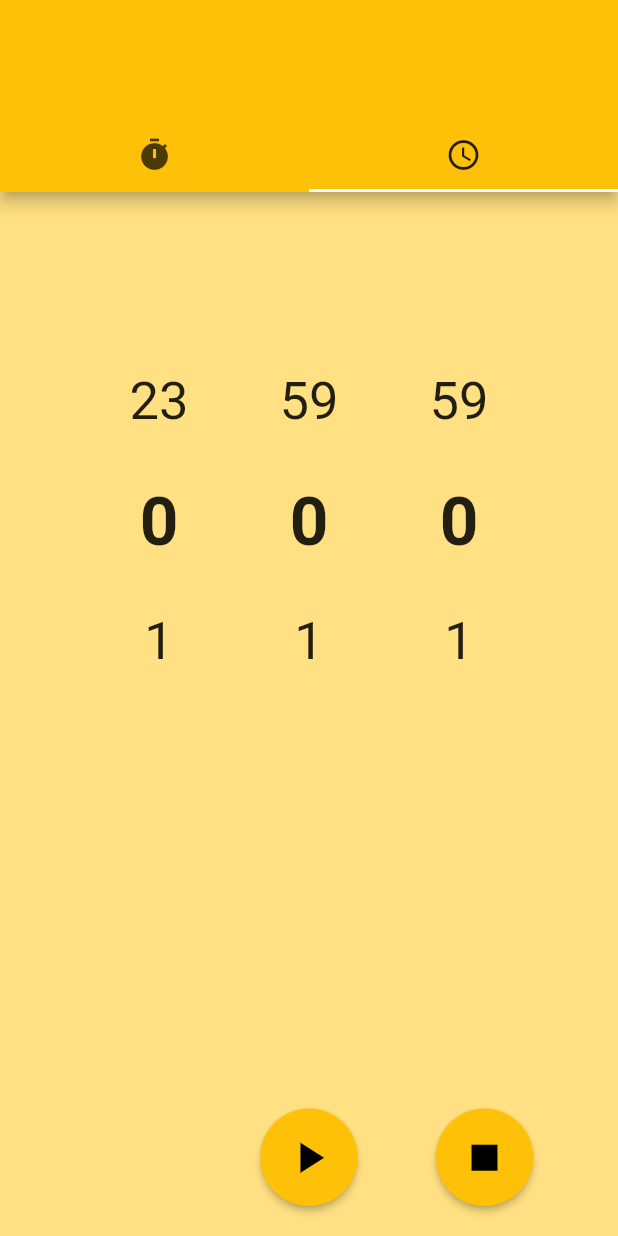
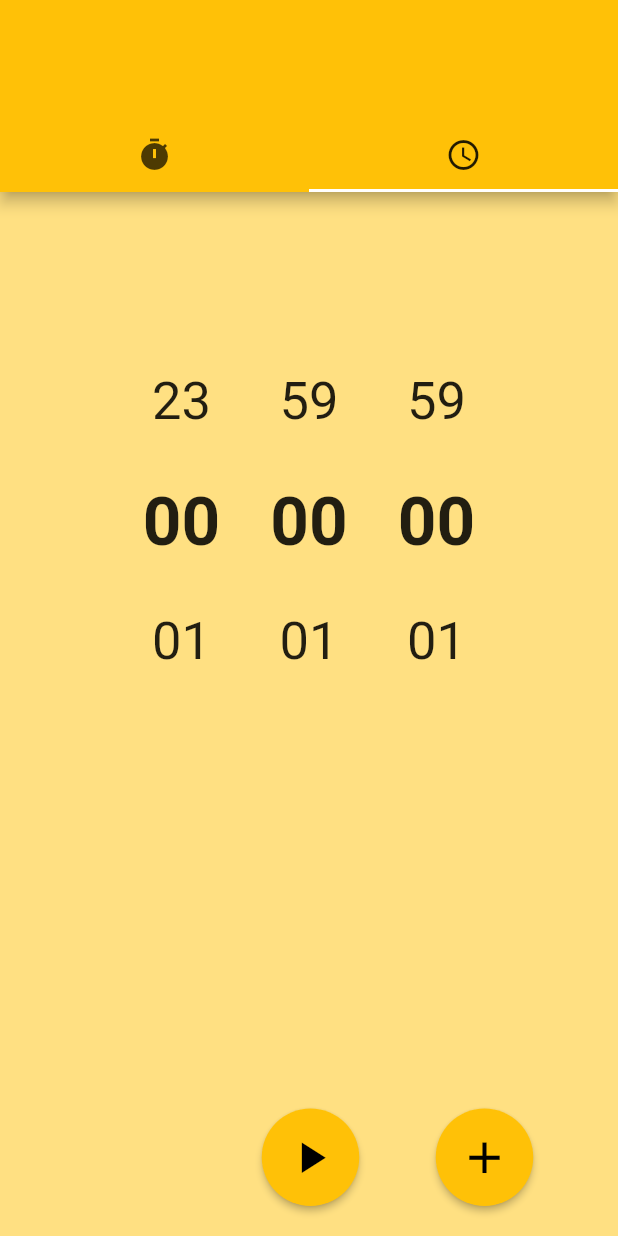
Before and after one commit to lionharrt/Stopwatch, a Flutter app: the screen it shows after launch, tab 2 chosen, on a phone screen of 412 x 824 dp. Run offline on Flutter 3.47's test engine with Material 2 defaults, Android fonts, the phone set to English and light mode, and no system bars; drawn by our look-alikes of flutter_time_picker_spinner.

Commit message:
timer tweaks and fixed

```diff
--- a/lib/timer.dart
+++ b/lib/timer.dart
@@ -6,6 +6,11 @@ import 'package:flutter/material.dart';
 import 'package:flutter_time_picker_spinner/flutter_time_picker_spinner.dart';
 
 class HourGlassTimerPage extends StatefulWidget {
+  final List<Duration> frequentTimers = [
+    Duration(minutes: 5),
+    Duration(minutes: 10),
+    Duration(minutes: 15)
+  ];
   HourGlassTimerPage({Key key}) : super(key: key);
 
   @override
@@ -23,6 +28,7 @@ class _HourGlassTimerPageState extends State<HourGlassTimerPage>
   Timer timer;
   Stopwatch nativeStopWatch;
 
+  bool showFrequentTimers = false;
   bool isStarted = false;
   bool isPaused = false;
   bool isFinished = false;
@@ -102,6 +108,33 @@ class _HourGlassTimerPageState extends State<HourGlassTimerPage>
     play();
   }
 
+  void toggleShowFrequentTimers() {
+    setState(() {
+      showFrequentTimers = !showFrequentTimers;
+    });
+  }
+
+  void setTimeFromFrequent(int minutes) {
+    setState(() {
+      dateTime = DateTime(0, 0, 0, 0, minutes);
+      originalDuration = Duration(minutes: minutes);
+    });
+    print(dateTime);
+  }
+
+  void stop() {
+    timer.cancel();
+    controller.reset();
+    nativeStopWatch = null;
+    setState(() {
+      originalDuration = Duration();
+      changingDuration = Duration();
+      isStarted = false;
+      isPaused = false;
+      isFinished = false;
+    });
+  }
+
   void _tick() {
     timer = Timer.periodic(Duration(milliseconds: 200), (Timer timer) {
       // if stopwatch is not created  ? start
@@ -109,7 +142,7 @@ class _HourGlassTimerPageState extends State<HourGlassTimerPage>
         nativeStopWatch = Stopwatch();
         nativeStopWatch.start();
       }
-      if (changingDuration.inMilliseconds < 250) {
+      if (changingDuration.inMilliseconds < 350) {
         setState(() {
           changingDuration = Duration(
               milliseconds: originalDuration.inMilliseconds -
@@ -126,24 +159,29 @@ class _HourGlassTimerPageState extends State<HourGlassTimerPage>
     });
   }
 
-  void stop() {
-    timer.cancel();
-    controller.reset();
-    nativeStopWatch = null;
-    setState(() {
-      originalDuration = Duration();
-      changingDuration = Duration();
-      isStarted = false;
-      isPaused = false;
-      isFinished = false;
-    });
-  }
-
   //-----------------Widgets--------------------//
-  Widget getButton(IconData icon, Alignment alignment, EdgeInsets margin,
-      Function method, BuildContext context) {
+  Widget getIconButton(
+      {IconData icon,
+      Alignment alignment,
+      EdgeInsets margin,
+      Function method,
+      double size,
+      BuildContext context}) {
     ThemeData themeData = Theme.of(context);
 
+    if (alignment == null) {
+      return Container(
+        margin: margin,
+        child: RawMaterialButton(
+          onPressed: () => method(),
+          elevation: 2.0,
+          fillColor: themeData.accentColor,
+          child: Icon(icon, size: size, color: themeData.accentIconTheme.color),
+          padding: EdgeInsets.all(15.0),
+          shape: CircleBorder(),
+        ),
+      );
+    }
     return Align(
         alignment: alignment,
         child: Container(
@@ -153,11 +191,31 @@ class _HourGlassTimerPageState extends State<HourGlassTimerPage>
             elevation: 2.0,
             fillColor: themeData.accentColor,
             child:
-                Icon(icon, size: 35.0, color: themeData.accentIconTheme.color),
+                Icon(icon, size: size, color: themeData.accentIconTheme.color),
             padding: EdgeInsets.all(15.0),
             shape: CircleBorder(),
           ),
         ));
+  }
+
+  Widget getNumberButton(
+      int number, EdgeInsets margin, Function method, BuildContext context) {
+    ThemeData themeData = Theme.of(context);
+    return Container(
+      margin: margin,
+      child: RawMaterialButton(
+        onPressed: () => method(number),
+        elevation: 2.0,
+        fillColor: themeData.accentColor,
+        child: Column(children: [
+          Text('$number',
+              style: TextStyle(fontWeight: FontWeight.bold, fontSize: 25)),
+          Text('mins', style: TextStyle(fontWeight: FontWeight.w400))
+        ]),
+        padding: EdgeInsets.all(12),
+        shape: CircleBorder(),
+      ),
+    );
   }
 
   Widget getTimePicker() {
@@ -167,6 +225,8 @@ class _HourGlassTimerPageState extends State<HourGlassTimerPage>
             margin: EdgeInsets.only(top: 100),
             child: TimePickerSpinner(
               time: dateTime,
+              spacing: 5,
+              isForce2Digits: true,
               itemWidth: 80,
               itemHeight: 80,
               alignment: Alignment.center,
@@ -230,6 +290,30 @@ class _HourGlassTimerPageState extends State<HourGlassTimerPage>
               )
             ]));
   }
+
+  Widget getFrequentTimerButtons(context) {
+    List<Widget> frequentTimers = [];
+    widget.frequentTimers.forEach((e) {
+      frequentTimers.add(getNumberButton(e.inMinutes,
+          EdgeInsets.only(bottom: 120), setTimeFromFrequent, context));
+    });
+    frequentTimers.add(getIconButton(
+        icon: Icons.add,
+        alignment: null,
+        margin: EdgeInsets.only(bottom: 120),
+        method: toggleShowFrequentTimers,
+        size: 25,
+        context: context));
+
+    return Container(
+        alignment: Alignment.bottomCenter,
+        child: SingleChildScrollView(
+            scrollDirection: Axis.horizontal,
+            child: Wrap(
+                direction: Axis.horizontal,
+                crossAxisAlignment: WrapCrossAlignment.center,
+                children: frequentTimers)));
+  }
   //-----------------Build--------------------//
 
   @override
@@ -242,19 +326,57 @@ class _HourGlassTimerPageState extends State<HourGlassTimerPage>
             builder: (context, child) => Stack(children: [
                   if (!isStarted) getTimePicker(),
                   if (isStarted) getAnimatedCountdown(context),
-                  if (!isFinished)
-                    getButton(
-                        controller.isAnimating ? Icons.pause : Icons.play_arrow,
-                        Alignment.bottomCenter,
-                        EdgeInsets.only(bottom: 20),
-                        play,
-                        context),
-                  if (!isFinished)
-                    getButton(Icons.stop, Alignment.bottomRight,
-                        EdgeInsets.only(right: 45, bottom: 20), stop, context),
-                  if (isFinished)
-                    getButton(Icons.replay, Alignment.bottomCenter,
-                        EdgeInsets.only(bottom: 20), repeat, context)
+                  if (!isStarted && showFrequentTimers)
+                    getFrequentTimerButtons(context),
+                  Row(
+                    mainAxisAlignment: MainAxisAlignment.spaceBetween,
+                    children: [
+                      if (!isFinished)
+                        Expanded(
+                            child: getIconButton(
+                                icon: controller.isAnimating
+                                    ? Icons.pause
+                                    : Icons.play_arrow,
+                                alignment: Alignment.bottomCenter,
+                                margin: EdgeInsets.only(left: 135, bottom: 20),
+                                method: play,
+                                size: 35,
+                                context: context)),
+                      if (!isStarted)
+                        getIconButton(
+                            icon: Icons.add,
+                            alignment: Alignment.bottomRight,
+                            margin: EdgeInsets.only(right: 45, bottom: 20),
+                            method: toggleShowFrequentTimers,
+                            size: 35,
+                            context: context),
+                      if (!isFinished && isStarted)
+                        getIconButton(
+                            icon: Icons.stop,
+                            alignment: Alignment.bottomRight,
+                            margin: EdgeInsets.only(right: 45, bottom: 20),
+                            method: stop,
+                            size: 35,
+                            context: context),
+                      if (isFinished)
+                        Expanded(
+                            child: getIconButton(
+                                icon: Icons.replay,
+                                alignment: Alignment.bottomCenter,
+                                margin: EdgeInsets.only(left: 135, bottom: 20),
+                                method: repeat,
+                                size: 35,
+                                context: context)),
+                      if (isFinished)
+                        getIconButton(
+                            icon: Icons.keyboard_return,
+                            alignment: Alignment.bottomCenter,
+                            margin: EdgeInsets.only(right: 45, bottom: 20),
+                            method: stop,
+                            size: 35,
+                            context: context)
+                    ],
+                  )
                 ])));
   }
 }
```
